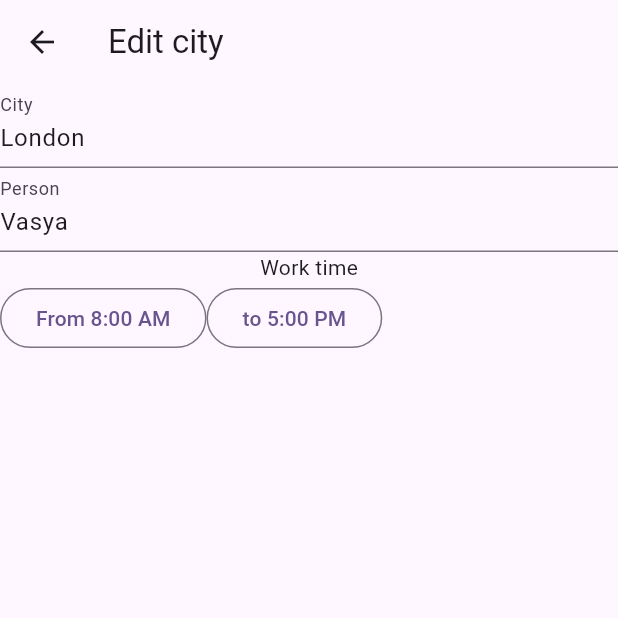
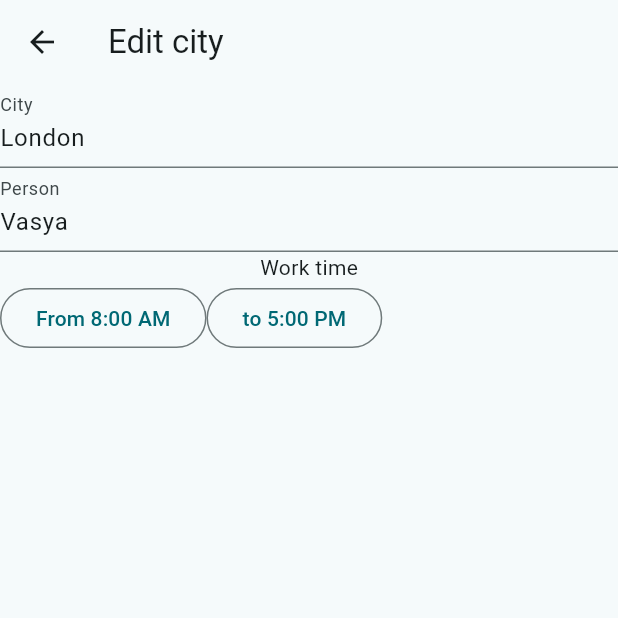
Before and after one commit to Yahhi/our_team_time, a Flutter app: the screen it shows after launch, after a tap on the "add" icon, after a tap on "London", on a phone screen of 412 x 824 dp, the top half of it. Run offline on Flutter 3.47's test engine with Material 3 defaults, Android fonts, the phone set to English and light mode, and no system bars; our stand-ins replace babstrap_settings_screen, easy_localization, firebase_analytics, firebase_core, firebase_crashlytics, flutter_mobx and 6 more; missing offline and left inert: flutter_material_color_picker; accounts and stored records are empty; generated files the repository leaves out were written again.

Commit message:
add settings

```diff
--- a/assets/translations/en.json
+++ b/assets/translations/en.json
@@ -9,8 +9,10 @@
   },
   "settings": {
     "title": "Settings",
-    "time_style": "Time Style",
-    "theme": "Theme",
+    "time_style": "Time in 12h/24h",
+    "time12h": "12h",
+    "time24h": "24h",
+    "theme": "Theme color",
     "view_type": {
       "title": "View priority",
       "option_name": "Name first",
--- a/assets/translations/es.json
+++ b/assets/translations/es.json
@@ -9,8 +9,10 @@
   },
   "settings": {
     "title": "Configuración",
-    "time_style": "Estilo de hora",
-    "theme": "Tema",
+    "time_style": "Estilo de hora 12h/24h",
+    "time12h": "12h",
+    "time24h": "24h",
+    "theme": "Color",
     "view_type": {
       "title": "Ver prioridad",
       "option_name": "Nombre primero",
--- a/assets/translations/ru.json
+++ b/assets/translations/ru.json
@@ -9,8 +9,10 @@
   },
   "settings": {
     "title": "Настройки",
-    "time_style": "Способ отображения",
-    "theme": "Тема",
+    "time_style": "12 часов / 24 часа",
+    "time12h": "12 часов",
+    "time24h": "24 часа",
+    "theme": "Основной цвет",
     "view_type": {
       "title": "Вид",
       "option_name": "Первое имя",
--- /dev/null
+++ b/lib/app.dart
@@ -0,0 +1,30 @@
+import 'package:easy_localization/easy_localization.dart';
+import 'package:flutter/material.dart';
+import 'package:flutter_mobx/flutter_mobx.dart';
+import 'package:our_team_time/settings/settings_state.dart';
+
+import 'main_list/main_page.dart';
+
+class MyApp extends StatelessWidget {
+  final SettingsState settingsState;
+
+  const MyApp(this.settingsState, {super.key});
+
+  @override
+  Widget build(BuildContext context) {
+    return Observer(
+      builder: (_) => MaterialApp(
+        title: 'Team Timezones',
+        theme: ThemeData(
+          colorScheme:
+              ColorScheme.fromSeed(seedColor: settingsState.themeColor),
+          useMaterial3: true,
+        ),
+        localizationsDelegates: context.localizationDelegates,
+        supportedLocales: context.supportedLocales,
+        locale: context.locale,
+        home: const MainPage(),
+      ),
+    );
+  }
+}
--- /dev/null
+++ b/lib/core/storage/settings_storage.dart
@@ -0,0 +1,35 @@
+import 'dart:async';
+
+import 'package:shared_preferences/shared_preferences.dart';
+
+class SettingsStorage {
+  static const _hourSettingKey = 'hours';
+  static const _colorSettingKey = 'color';
+
+  late final SharedPreferences prefs;
+  final _initFinished = Completer<bool>();
+  Future<bool> get initialized => _initFinished.future;
+
+  SettingsStorage() {
+    SharedPreferences.getInstance().then((SharedPreferences prefInitialized) {
+      prefs = prefInitialized;
+      _hour24Setting = prefInitialized.getBool(_hourSettingKey);
+      _colorSetting = prefInitialized.getInt(_colorSettingKey);
+      _initFinished.complete(true);
+    });
+  }
+
+  bool? _hour24Setting;
+  bool get hour24Setting => _hour24Setting ?? true;
+  set hour24Setting(bool value) {
+    _hour24Setting = value;
+    prefs.setBool(_hourSettingKey, value);
+  }
+
+  int? _colorSetting;
+  int get colorSetting => _colorSetting ?? 0xFFFFFF;
+  set colorSetting(int value) {
+    _colorSetting = value;
+    prefs.setInt(_colorSettingKey, value);
+  }
+}
--- a/lib/main.dart
+++ b/lib/main.dart
@@ -5,9 +5,12 @@ import 'package:firebase_analytics/firebase_analytics.dart';
 import 'package:firebase_core/firebase_core.dart';
 import 'package:firebase_crashlytics/firebase_crashlytics.dart';
 import 'package:flutter/material.dart';
-import 'package:our_team_time/main_list/main_page.dart';
+import 'package:get_it/get_it.dart';
+import 'package:our_team_time/core/storage/settings_storage.dart';
 import 'package:our_team_time/model/time_item.dart';
+import 'package:our_team_time/settings/settings_state.dart';
 
+import 'app.dart';
 import 'firebase_options.dart';
 
 void main() async {
@@ -23,6 +26,10 @@ void main() async {
     return true;
   };
 
+  final settingsStorage = SettingsStorage();
+  await settingsStorage.initialized;
+  final settingsState = SettingsState(settingsStorage);
+  GetIt.instance.registerSingleton(settingsState);
   LocationItem.localToUtcDifference = DateTime.now().timeZoneOffset.inHours;
   await EasyLocalization.ensureInitialized();
   runApp(
@@ -35,25 +42,6 @@ void main() async {
         path: 'assets/translations',
         fallbackLocale: const Locale('en', 'US'),
         useOnlyLangCode: true,
-        child: const MyApp()),
+        child: MyApp(settingsState)),
   );
 }
-
-class MyApp extends StatelessWidget {
-  const MyApp({super.key});
-
-  @override
-  Widget build(BuildContext context) {
-    return MaterialApp(
-      title: 'Team Timezones',
-      theme: ThemeData(
-        colorScheme: ColorScheme.fromSeed(seedColor: Colors.deepPurple),
-        useMaterial3: true,
-      ),
-      localizationsDelegates: context.localizationDelegates,
-      supportedLocales: context.supportedLocales,
-      locale: context.locale,
-      home: const MainPage(),
-    );
-  }
-}
--- a/lib/main_list/main_page.dart
+++ b/lib/main_list/main_page.dart
@@ -2,10 +2,12 @@ import 'package:easy_localization/easy_localization.dart';
 import 'package:flutter/material.dart';
 import 'package:flutter_mobx/flutter_mobx.dart';
 import 'package:flutter_swipe_action_cell/core/cell.dart';
+import 'package:get_it/get_it.dart';
 import 'package:our_team_time/core/localization/locale_keys.g.dart';
 import 'package:our_team_time/core/storage/locations_db.dart';
 import 'package:our_team_time/main_list/main_state.dart';
 import 'package:our_team_time/settings/settings_page.dart';
+import 'package:our_team_time/settings/settings_state.dart';
 import 'package:our_team_time/widgets/time_list_item.dart';
 
 import '../edit_item/edit_item_page.dart';
@@ -42,7 +44,8 @@ class _MainPageState extends State<MainPage> {
               tooltip: LocaleKeys.main_screen_settings.tr(),
               onPressed: () {
                 Navigator.of(context).push(MaterialPageRoute<void>(
-                    builder: (_) => const SettingsPage()));
+                    builder: (_) =>
+                        SettingsPage(GetIt.instance<SettingsState>())));
               },
               icon: const Icon(Icons.settings))
         ],
--- a/lib/widgets/time_list_item.dart
+++ b/lib/widgets/time_list_item.dart
@@ -1,8 +1,10 @@
 import 'package:flutter/material.dart';
 import 'package:flutter_mobx/flutter_mobx.dart';
+import 'package:get_it/get_it.dart';
 import 'package:our_team_time/main_list/main_state.dart';
 import 'package:our_team_time/model/time_item.dart';
 import 'package:our_team_time/model/time_view_format.dart';
+import 'package:our_team_time/settings/settings_state.dart';
 
 import '../edit_item/edit_item_page.dart';
 
@@ -11,6 +13,8 @@ class TimeListItem extends StatelessWidget {
 
   final LocationItem data;
   final MainState state;
+
+  SettingsState get _settingsState => GetIt.instance();
 
   @override
   Widget build(BuildContext context) {
@@ -25,7 +29,10 @@ class TimeListItem extends StatelessWidget {
       child: ListTile(
         title: Text(data.cityName),
         trailing: Observer(builder: (context) {
-          return Text(data.timeInFormat(TimeViewFormat.h24,
+          return Text(data.timeInFormat(
+              _settingsState.timeIn24hours
+                  ? TimeViewFormat.h24
+                  : TimeViewFormat.h12,
               requiredTime: state.visibleTime));
         }),
       ),
--- a/pubspec.yaml
+++ b/pubspec.yaml
@@ -26,13 +26,14 @@ dependencies:
   flutter_mobx: ^2.2.0+2
   mobx: ^2.3.0+1
   mobx_codegen: ^2.6.0+1
-  get_it: ^7.6.4
+  get_it: ^7.6.6
 
   # localization
   easy_localization: ^3.0.3
 
   #storage
   path: ^1.8.3
+  shared_preferences: ^2.2.2
   sqflite: ^2.3.0
 
   #other
@@ -42,7 +43,9 @@ dependencies:
 
   # UI
   cupertino_icons: ^1.0.6
+  flutter_material_color_picker: ^1.2.0
   flutter_swipe_action_cell: ^3.1.3
+  babstrap_settings_screen: ^0.1.6
 
 dev_dependencies:
   flutter_test:
```
Also changed, not shown: lib/settings/settings_page.dart (+74 -1 lines), lib/settings/settings_state.dart (added, +34 -0 lines), pubspec.lock, 1 other file.
